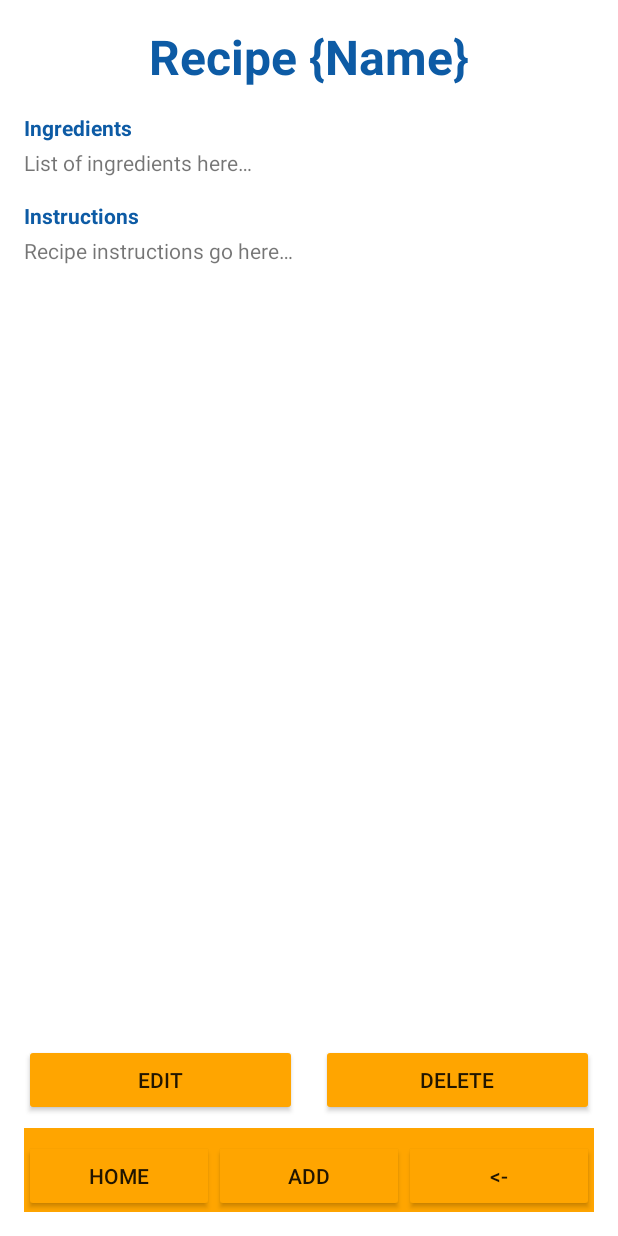
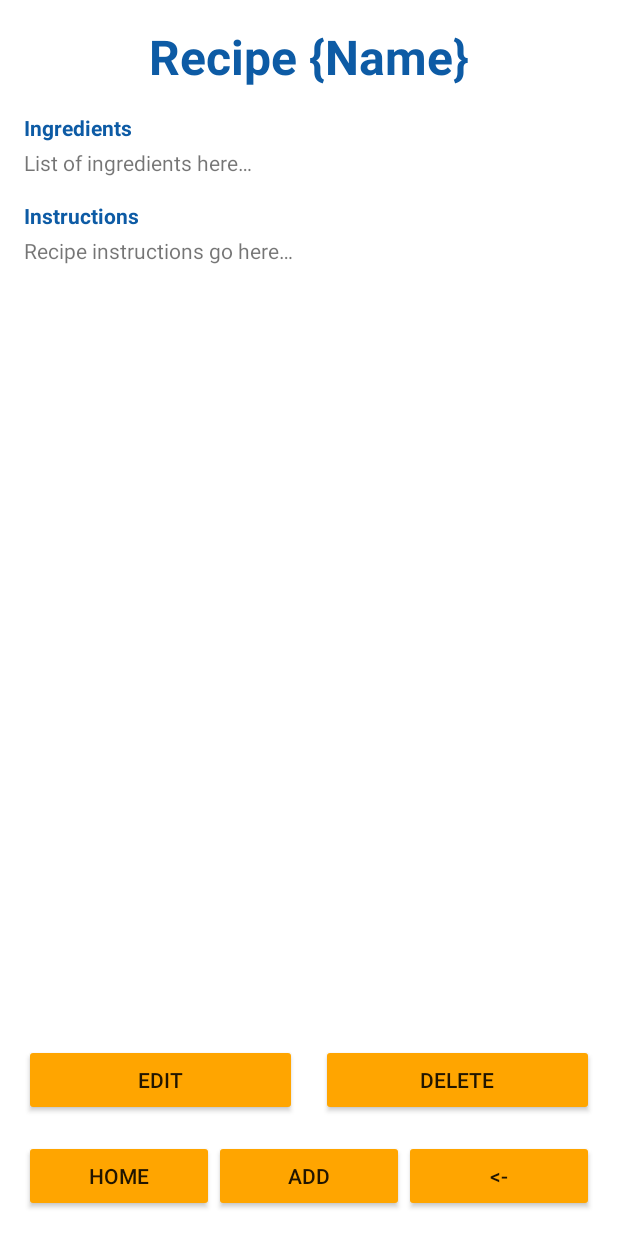
Before and after one commit to Birkbeck/mobile-computing-project-Miroslava958, an Android app built with Jetpack Compose: the layout activity_recipe.xml on its own in the app's theme, with its tools: preview values and no code run, on a phone screen of 412 x 824 dp. Run offline under Robolectric (Android 15) with nearby library versions, the phone set to English and light mode, and no system bars.

Commit message:
Change on the button section

```diff
--- a/app/src/main/res/layout/activity_recipe.xml
+++ b/app/src/main/res/layout/activity_recipe.xml
@@ -92,15 +92,16 @@
     </LinearLayout>
 
     <!-- Bottom Navigation -->
+    <!-- Bottom Navigation -->
     <LinearLayout
         android:id="@+id/bottomNavigation"
         android:layout_width="match_parent"
         android:layout_height="wrap_content"
+        android:orientation="horizontal"
         android:layout_alignParentBottom="true"
-        android:orientation="horizontal"
         android:gravity="center"
-        android:paddingTop="8dp"
-        android:background="#FFA500">
+        android:background="#FFFFFF"
+        android:paddingTop="8dp">
 
         <Button
             android:layout_width="0dp"
```
